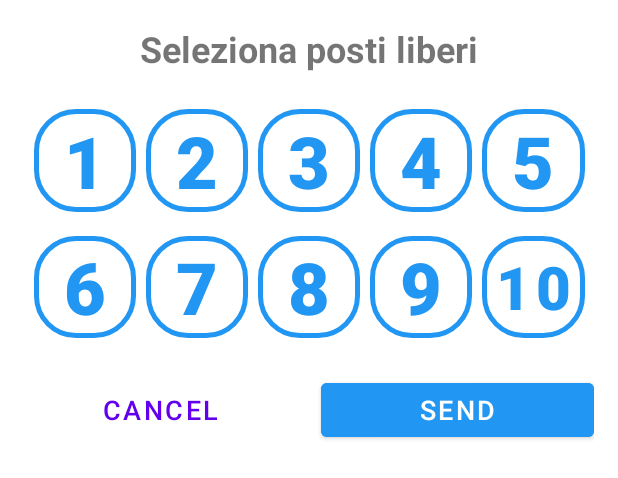
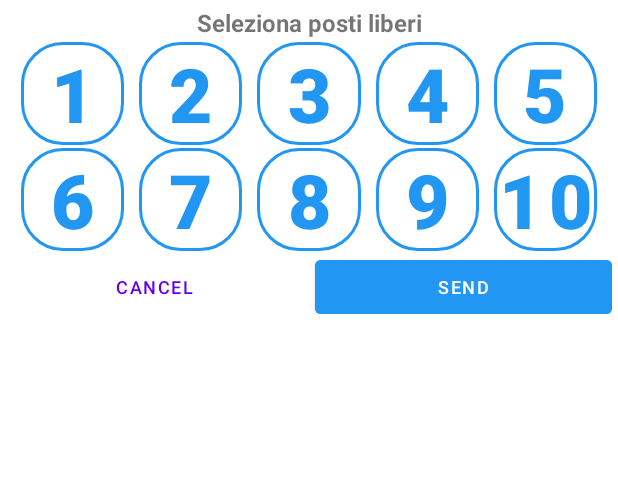
Before and after one commit to yesnoj/PokerTimerAndroid, an Android app built with Jetpack Compose: the layout dialog_player_selection.xml on its own in the app's theme, with its tools: preview values and no code run, on a phone screen of 412 x 824 dp. Shown: the top 478 px of the screen. Run offline under Robolectric (Android 15) with nearby library versions, the phone set to English and light mode, and no system bars.

Commit message:
Bigger numbers...

```diff
--- a/app/src/main/res/layout/dialog_player_selection.xml
+++ b/app/src/main/res/layout/dialog_player_selection.xml
@@ -6,17 +6,17 @@
     android:id="@+id/dialog_main_container"
     android:layout_width="match_parent"
     android:layout_height="wrap_content"
-    android:padding="16dp">
+    android:padding="4dp">
 
     <TextView
         android:id="@+id/dialogTitle"
         android:layout_width="match_parent"
         android:layout_height="wrap_content"
         android:text="Seleziona posti liberi"
-        android:textSize="24sp"
+        android:textSize="16sp"
         android:textStyle="bold"
         android:gravity="center"
-        android:layout_marginBottom="16dp"
+        android:layout_marginBottom="2dp"
         app:layout_constraintTop_toTopOf="parent"
         app:layout_constraintStart_toStartOf="parent"
         app:layout_constraintEnd_toEndOf="parent" />
@@ -26,7 +26,7 @@
         android:id="@+id/buttonsContainer"
         android:layout_width="match_parent"
         android:layout_height="wrap_content"
-        android:layout_marginTop="24dp"
+        android:layout_marginTop="2dp"
         app:layout_constraintTop_toBottomOf="@id/dialogTitle"
         app:layout_constraintStart_toStartOf="parent"
         app:layout_constraintEnd_toEndOf="parent">
@@ -39,16 +39,21 @@
             android:layout_height="0dp"
             android:text="1"
             android:textColor="@color/selector_player_button_text"
-            android:textSize="48sp"
+            android:textSize="50sp"
             android:textStyle="bold"
+            android:padding="0dp"
+            android:insetTop="0dp"
+            android:insetBottom="0dp"
+            android:minWidth="0dp"
+            android:minHeight="0dp"
             app:backgroundTint="@color/bg_player_button_color"
-            app:layout_constraintWidth_percent="0.18"
+            app:layout_constraintWidth_percent="0.17"
             app:layout_constraintDimensionRatio="1:1"
             app:layout_constraintTop_toTopOf="parent"
             app:layout_constraintStart_toStartOf="parent"
             app:layout_constraintEnd_toStartOf="@id/playerButton2"
             app:strokeColor="@color/player_button_stroke_color"
-            app:strokeWidth="3dp" />
+            app:strokeWidth="2dp" />
 
         <Button
             android:id="@+id/playerButton2"
@@ -57,16 +62,21 @@
             android:layout_height="0dp"
             android:text="2"
             android:textColor="@color/selector_player_button_text"
-            android:textSize="48sp"
+            android:textSize="50sp"
             android:textStyle="bold"
+            android:padding="0dp"
+            android:insetTop="0dp"
+            android:insetBottom="0dp"
+            android:minWidth="0dp"
+            android:minHeight="0dp"
             app:backgroundTint="@color/bg_player_button_color"
-            app:layout_constraintWidth_percent="0.18"
+            app:layout_constraintWidth_percent="0.17"
             app:layout_constraintDimensionRatio="1:1"
             app:layout_constraintTop_toTopOf="parent"
             app:layout_constraintStart_toEndOf="@id/playerButton1"
             app:layout_constraintEnd_toStartOf="@id/playerButton3"
             app:strokeColor="@color/player_button_stroke_color"
-            app:strokeWidth="3dp" />
+            app:strokeWidth="2dp" />
 
         <Button
             android:id="@+id/playerButton3"
@@ -75,16 +85,21 @@
             android:layout_height="0dp"
             android:text="3"
             android:textColor="@color/selector_player_button_text"
-            android:textSize="48sp"
+            android:textSize="50sp"
             android:textStyle="bold"
+            android:padding="0dp"
+            android:insetTop="0dp"
+            android:insetBottom="0dp"
+            android:minWidth="0dp"
+            android:minHeight="0dp"
             app:backgroundTint="@color/bg_player_button_color"
-            app:layout_constraintWidth_percent="0.18"
+            app:layout_constraintWidth_percent="0.17"
             app:layout_constraintDimensionRatio="1:1"
             app:layout_constraintTop_toTopOf="parent"
             app:layout_constraintStart_toEndOf="@id/playerButton2"
             app:layout_constraintEnd_toStartOf="@id/playerButton4"
             app:strokeColor="@color/player_button_stroke_color"
-            app:strokeWidth="3dp" />
+            app:strokeWidth="2dp" />
 
         <Button
             android:id="@+id/playerButton4"
@@ -93,16 +108,21 @@
             android:layout_height="0dp"
             android:text="4"
             android:textColor="@color/selector_player_button_text"
-            android:textSize="48sp"
+            android:textSize="50sp"
             android:textStyle="bold"
+            android:padding="0dp"
+            android:insetTop="0dp"
+            android:insetBottom="0dp"
+            android:minWidth="0dp"
+            android:minHeight="0dp"
             app:backgroundTint="@color/bg_player_button_color"
-            app:layout_constraintWidth_percent="0.18"
+            app:layout_constraintWidth_percent="0.17"
             app:layout_constraintDimensionRatio="1:1"
             app:layout_constraintTop_toTopOf="parent"
             app:layout_constraintStart_toEndOf="@id/playerButton3"
             app:layout_constraintEnd_toStartOf="@id/playerButton5"
             app:strokeColor="@color/player_button_stroke_color"
-            app:strokeWidth="3dp" />
+            app:strokeWidth="2dp" />
 
         <Button
             android:id="@+id/playerButton5"
@@ -111,16 +131,21 @@
             android:layout_height="0dp"
             android:text="5"
             android:textColor="@color/selector_player_button_text"
-            android:textSize="48sp"
+            android:textSize="50sp"
             android:textStyle="bold"
+            android:padding="0dp"
+            android:insetTop="0dp"
+            android:insetBottom="0dp"
+            android:minWidth="0dp"
+            android:minHeight="0dp"
             app:backgroundTint="@color/bg_player_button_color"
-            app:layout_constraintWidth_percent="0.18"
+            app:layout_constraintWidth_percent="0.17"
             app:layout_constraintDimensionRatio="1:1"
             app:layout_constraintTop_toTopOf="parent"
             app:layout_constraintStart_toEndOf="@id/playerButton4"
             app:layout_constraintEnd_toEndOf="parent"
             app:strokeColor="@color/player_button_stroke_color"
-            app:strokeWidth="3dp" />
+            app:strokeWidth="2dp" />
 
         <!-- Seconda fila di bottoni (6-10) -->
         <Button
@@ -130,17 +155,22 @@
             android:layout_height="0dp"
             android:text="6"
             android:textColor="@color/selector_player_button_text"
-            android:textSize="48sp"
+            android:textSize="50sp"
             android:textStyle="bold"
-            android:layout_marginTop="16dp"
+            android:padding="0dp"
+            android:insetTop="0dp"
+            android:insetBottom="0dp"
+            android:minWidth="0dp"
+            android:minHeight="0dp"
+            android:layout_marginTop="2dp"
             app:backgroundTint="@color/bg_player_button_color"
-            app:layout_constraintWidth_percent="0.18"
+            app:layout_constraintWidth_percent="0.17"
             app:layout_constraintDimensionRatio="1:1"
             app:layout_constraintTop_toBottomOf="@id/playerButton1"
             app:layout_constraintStart_toStartOf="parent"
             app:layout_constraintEnd_toStartOf="@id/playerButton7"
             app:strokeColor="@color/player_button_stroke_color"
-            app:strokeWidth="3dp" />
+            app:strokeWidth="2dp" />
 
         <Button
             android:id="@+id/playerButton7"
@@ -149,17 +179,22 @@
             android:layout_height="0dp"
             android:text="7"
             android:textColor="@color/selector_player_button_text"
-            android:textSize="48sp"
+            android:textSize="50sp"
             android:textStyle="bold"
-            android:layout_marginTop="16dp"
+            android:padding="0dp"
+            android:insetTop="0dp"
+            android:insetBottom="0dp"
+            android:minWidth="0dp"
+            android:minHeight="0dp"
+            android:layout_marginTop="2dp"
             app:backgroundTint="@color/bg_player_button_color"
-            app:layout_constraintWidth_percent="0.18"
+            app:layout_constraintWidth_percent="0.17"
             app:layout_constraintDimensionRatio="1:1"
             app:layout_constraintTop_toBottomOf="@id/playerButton2"
             app:layout_constraintStart_toEndOf="@id/playerButton6"
             app:layout_constraintEnd_toStartOf="@id/playerButton8"
             app:strokeColor="@color/player_button_stroke_color"
-            app:strokeWidth="3dp" />
+            app:strokeWidth="2dp" />
 
         <Button
             android:id="@+id/playerButton8"
@@ -168,17 +203,22 @@
             android:layout_height="0dp"
             android:text="8"
             android:textColor="@color/selector_player_button_text"
-            android:textSize="48sp"
+            android:textSize="50sp"
             android:textStyle="bold"
-            android:layout_marginTop="16dp"
+            android:padding="0dp"
+            android:insetTop="0dp"
+            android:insetBottom="0dp"
+            android:minWidth="0dp"
+            android:minHeight="0dp"
+            android:layout_marginTop="2dp"
             app:backgroundTint="@color/bg_player_button_color"
-            app:layout_constraintWidth_percent="0.18"
+            app:layout_constraintWidth_percent="0.17"
             app:layout_constraintDimensionRatio="1:1"
             app:layout_constraintTop_toBottomOf="@id/playerButton3"
             app:layout_constraintStart_toEndOf="@id/playerButton7"
             app:layout_constraintEnd_toStartOf="@id/playerButton9"
             app:strokeColor="@color/player_button_stroke_color"
-            app:strokeWidth="3dp" />
+            app:strokeWidth="2dp" />
 
         <Button
             android:id="@+id/playerButton9"
@@ -187,17 +227,22 @@
             android:layout_height="0dp"
             android:text="9"
             android:textColor="@color/selector_player_button_text"
-            android:textSize="48sp"
+            android:textSize="50sp"
             android:textStyle="bold"
-            android:layout_marginTop="16dp"
+            android:padding="0dp"
+            android:insetTop="0dp"
+            android:insetBottom="0dp"
+            android:minWidth="0dp"
+            android:minHeight="0dp"
+            android:layout_marginTop="2dp"
             app:backgroundTint="@color/bg_player_button_color"
-            app:layout_constraintWidth_percent="0.18"
+            app:layout_constraintWidth_percent="0.17"
             app:layout_constraintDimensionRatio="1:1"
             app:layout_constraintTop_toBottomOf="@id/playerButton4"
             app:layout_constraintStart_toEndOf="@id/playerButton8"
             app:layout_constraintEnd_toStartOf="@id/playerButton10"
             app:strokeColor="@color/player_button_stroke_color"
-            app:strokeWidth="3dp" />
+            app:strokeWidth="2dp" />
 
         <Button
             android:id="@+id/playerButton10"
@@ -206,17 +251,22 @@
             android:layout_height="0dp"
             android:text="10"
             android:textColor="@color/selector_player_button_text"
-            android:textSize="40sp"
+            android:textSize="50sp"
             android:textStyle="bold"
-            android:layout_marginTop="16dp"
+            android:padding="0dp"
+            android:insetTop="0dp"
+            android:insetBottom="0dp"
+            android:minWidth="0dp"
+            android:minHeight="0dp"
+            android:layout_marginTop="2dp"
             app:backgroundTint="@color/bg_player_button_color"
-            app:layout_constraintWidth_percent="0.18"
+            app:layout_constraintWidth_percent="0.17"
             app:layout_constraintDimensionRatio="1:1"
             app:layout_constraintTop_toBottomOf="@id/playerButton5"
             app:layout_constraintStart_toEndOf="@id/playerButton9"
             app:layout_constraintEnd_toEndOf="parent"
             app:strokeColor="@color/player_button_stroke_color"
-            app:strokeWidth="3dp" />
+            app:strokeWidth="2dp" />
     </androidx.constraintlayout.widget.ConstraintLayout>
 
     <!-- Bottoni azione -->
@@ -225,7 +275,7 @@
         android:layout_width="match_parent"
         android:layout_height="wrap_content"
         android:orientation="horizontal"
-        android:layout_marginTop="24dp"
+        android:layout_marginTop="6dp"
         app:layout_constraintTop_toBottomOf="@id/buttonsContainer"
         app:layout_constraintStart_toStartOf="parent"
         app:layout_constraintEnd_toEndOf="parent"
@@ -234,21 +284,25 @@
         <Button
             android:id="@+id/cancelButton"
             android:layout_width="0dp"
-            android:layout_height="wrap_content"
+            android:layout_height="36dp"
             android:layout_weight="1"
             android:text="CANCEL"
-            android:textSize="18sp"
-            android:layout_marginEnd="8dp"
+            android:textSize="12sp"
+            android:layout_marginEnd="4dp"
+            android:insetTop="0dp"
+            android:insetBottom="0dp"
             style="@style/Widget.MaterialComponents.Button.TextButton" />
 
         <Button
             android:id="@+id/sendButton"
             android:layout_width="0dp"
-            android:layout_height="wrap_content"
+            android:layout_height="36dp"
             android:layout_weight="1"
             android:text="SEND"
-            android:textSize="18sp"
-            android:layout_marginStart="8dp"
+            android:textSize="12sp"
+            android:layout_marginStart="4dp"
+            android:insetTop="0dp"
+            android:insetBottom="0dp"
             android:backgroundTint="@color/primary_color" />
     </LinearLayout>
 </androidx.constraintlayout.widget.ConstraintLayout>
```
